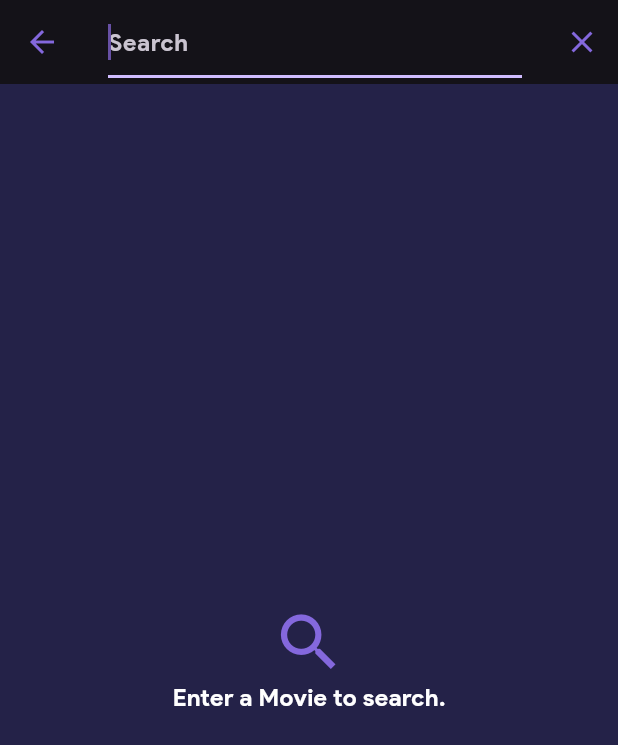
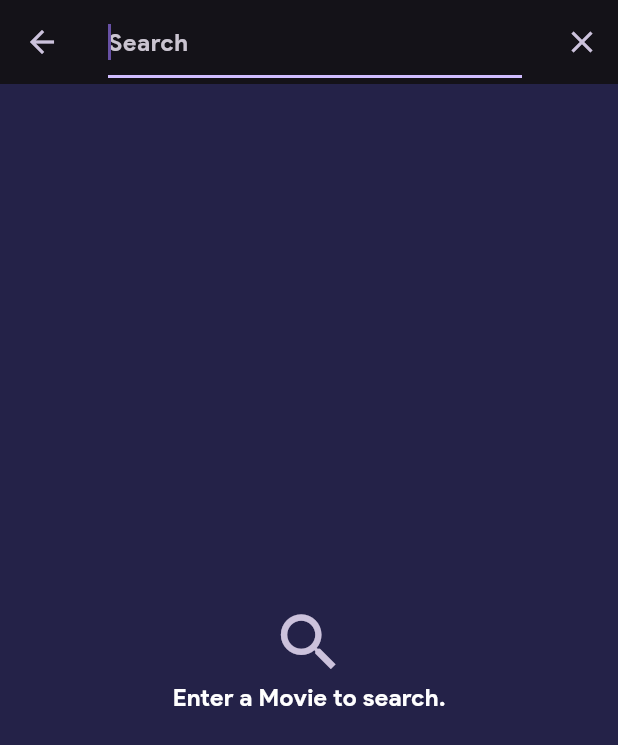
Before and after one commit to Einarr07/Flutter_movies, a Flutter app: the screen it shows after launch, scrolled down 382 dp, after a tap on the "search" icon, on a phone screen of 412 x 824 dp. Shown: the top 745 px of the screen. Run offline on Flutter 3.47's test engine with Material 3 defaults, Android fonts, the phone set to English and light mode, and no system bars; our stand-ins replace carousel_slider, shared_preferences; missing offline and left inert: shared_preferences_web; network calls fail.

Commit message:
aplicación funcional

```diff
--- a/lib/constants/api_constants.dart
+++ b/lib/constants/api_constants.dart
@@ -1,3 +1,3 @@
 const String TMDB_API_BASE_URL = "https://api.themoviedb.org/3";
-const String TMDB_API_KEY = "YOUR_API_KEY";
+const String TMDB_API_KEY = "4e00dfaa6b36343bfb15b4b6d925e36f";
 const String TMDB_BASE_IMAGE_URL = "https://image.tmdb.org/t/p/";
--- a/lib/main.dart
+++ b/lib/main.dart
@@ -54,7 +54,7 @@ class _MyHomePageState extends State<MyHomePage> {
         leading: IconButton(
           icon: Icon(
             Icons.menu,
-            color: state.themeData.accentColor,
+            color: state.themeData.colorScheme.secondary
           ),
           onPressed: () {
             _scaffoldKey.currentState?.openDrawer();
@@ -68,7 +68,7 @@ class _MyHomePageState extends State<MyHomePage> {
         backgroundColor: state.themeData.primaryColor,
         actions: <Widget>[
           IconButton(
-            color: state.themeData.accentColor,
+            color: state.themeData.colorScheme.secondary,
             icon: Icon(Icons.search),
             onPressed: () async {
               final Movie? result = await showSearch<Movie?>(
--- a/lib/screens/castncrew.dart
+++ b/lib/screens/castncrew.dart
@@ -18,7 +18,7 @@ class CastAndCrew extends StatelessWidget {
           backgroundColor: themeData!.primaryColor,
           bottom: TabBar(
             indicatorSize: TabBarIndicatorSize.label,
-            indicatorColor: themeData!.accentColor,
+            indicatorColor: themeData!.colorScheme.secondary,
             tabs: [
               Tab(
                 child: Text(
@@ -41,7 +41,7 @@ class CastAndCrew extends StatelessWidget {
           leading: IconButton(
             icon: Icon(
               Icons.arrow_back,
-              color: themeData!.accentColor,
+              color: themeData!.colorScheme.secondary,
             ),
             onPressed: () {
               Navigator.pop(context);
--- a/lib/screens/genremovies.dart
+++ b/lib/screens/genremovies.dart
@@ -22,7 +22,7 @@ class GenreMovies extends StatelessWidget {
         leading: IconButton(
           icon: Icon(
             Icons.arrow_back,
-            color: themeData.accentColor,
+            color: themeData.colorScheme.secondary,
           ),
           onPressed: () {
             Navigator.pop(context);
--- a/lib/screens/login.dart
+++ b/lib/screens/login.dart
@@ -13,7 +13,7 @@ class LoginScreen extends StatelessWidget {
         leading: IconButton(
           icon: Icon(
             Icons.clear,
-            color: themeData!.accentColor,
+            color: themeData!.colorScheme.secondary,
           ),
           onPressed: () {
             Navigator.pop(context);
--- a/lib/screens/search_view.dart
+++ b/lib/screens/search_view.dart
@@ -11,7 +11,7 @@ class MovieSearch extends SearchDelegate<Movie?> {
   @override
   ThemeData appBarTheme(BuildContext context) {
     final ThemeData theme = themeData!.copyWith(
-        hintColor: themeData!.accentColor,
+        hintColor: themeData!.colorScheme.secondary,
         primaryColor: themeData!.primaryColor,
         textTheme: TextTheme(
           headline6: themeData!.textTheme.bodyText1,
@@ -26,7 +26,7 @@ class MovieSearch extends SearchDelegate<Movie?> {
       IconButton(
         icon: Icon(
           Icons.clear,
-          color: themeData!.accentColor,
+          color: themeData!.colorScheme.secondary,
         ),
         onPressed: () {
           query = '';
@@ -40,7 +40,7 @@ class MovieSearch extends SearchDelegate<Movie?> {
     return IconButton(
       icon: Icon(
         Icons.arrow_back,
-        color: themeData!.accentColor,
+        color: themeData!.colorScheme.secondary,
       ),
       onPressed: () {
         close(context, null);
@@ -75,7 +75,7 @@ class MovieSearch extends SearchDelegate<Movie?> {
             child: Icon(
               Icons.search,
               size: 50,
-              color: themeData!.accentColor,
+              color: themeData!.colorScheme.secondary,
             ),
           ),
           Text('Enter a Movie to search.',
--- a/lib/screens/settings.dart
+++ b/lib/screens/settings.dart
@@ -42,7 +42,7 @@ class _SettingsPageState extends State<SettingsPage> {
                         Padding(
                           padding: const EdgeInsets.all(16.0),
                           child: CircleAvatar(
-                              backgroundColor: state.themeData.accentColor,
+                              backgroundColor: state.themeData.colorScheme.secondary,
                               radius: 40,
                               child: Icon(
                                 Icons.person_outline,
@@ -140,7 +140,7 @@ class _SettingsPageState extends State<SettingsPage> {
                                               colors[index]
                                           ? Icon(Icons.done,
                                               color:
-                                                  state.themeData.accentColor)
+                                                  state.themeData.colorScheme.secondary)
                                           : Container(),
                                     ),
                                   ),
--- a/lib/screens/widgets.dart
+++ b/lib/screens/widgets.dart
@@ -260,7 +260,7 @@ class _ParticularGenreMoviesState extends State<ParticularGenreMovies> {
                                   borderRadius: BorderRadius.circular(8.0),
                                   border: Border.all(
                                       width: 1,
-                                      color: widget.themeData.accentColor)),
+                                      color: widget.themeData.colorScheme.secondary)),
                               height: 100,
                               child: Padding(
                                 padding: const EdgeInsets.only(
@@ -517,7 +517,7 @@ class _GenreListState extends State<GenreList> {
                             side: BorderSide(
                                 width: 1,
                                 style: BorderStyle.solid,
-                                color: widget.themeData.accentColor),
+                                color: widget.themeData.colorScheme.secondary),
                             borderRadius: BorderRadius.circular(20.0),
                           ),
                           label: Text(
@@ -645,7 +645,7 @@ class _SearchMovieWidgetState extends State<SearchMovieWidget> {
                               padding:
                                   const EdgeInsets.symmetric(horizontal: 24.0),
                               child: Divider(
-                                color: widget.themeData!.accentColor,
+                                color: widget.themeData!.colorScheme.secondary,
                               ),
                             )
                           ],
--- a/lib/theme/utils.dart
+++ b/lib/theme/utils.dart
@@ -6,7 +6,7 @@ ThemeData _buildLightTheme() {
   final ThemeData base = ThemeData.light();
   return base.copyWith(
     primaryColor: Colors.white,
-    accentColor: Color(0xff8468DD),
+    hintColor: Color(0xff8468DD),
     canvasColor: Colors.transparent,
     primaryIconTheme: IconThemeData(color: Colors.black),
     textTheme: TextTheme(
@@ -40,7 +40,7 @@ ThemeData _buildDarkTheme() {
   final ThemeData base = ThemeData.dark();
   return base.copyWith(
     primaryColor: Color(0xff242248),
-    accentColor: Color(0xff8468DD),
+    hintColor: Color(0xff8468DD),
     canvasColor: Colors.transparent,
     primaryIconTheme: IconThemeData(color: Colors.black),
     textTheme: TextTheme(
@@ -74,7 +74,7 @@ ThemeData _buildAmoledTheme() {
   final ThemeData base = ThemeData.dark();
   return base.copyWith(
     primaryColor: Colors.black,
-    accentColor: Colors.white,
+    hintColor: Colors.white,
     canvasColor: Colors.transparent,
     primaryIconTheme: IconThemeData(color: Colors.black),
     textTheme: TextTheme(
```
Also changed, not shown: lib/screens/movie_detail.dart (+7 -7 lines), pubspec.lock, 1 other file.
